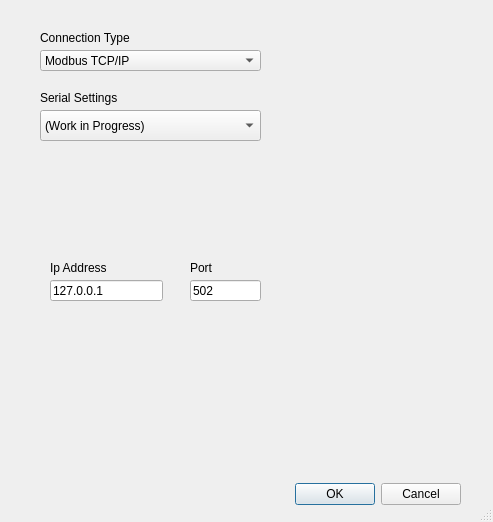
sweeboon/ModBusX, file modbusx/ui/connect_dialog.ui: the form before one commit.
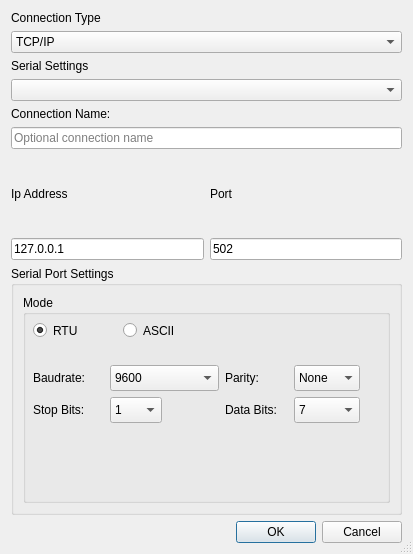
The form after the commit.

Patch:
```diff
--- a/modbusx/ui/connect_dialog.ui
+++ b/modbusx/ui/connect_dialog.ui
@@ -6,8 +6,8 @@
    <rect>
     <x>0</x>
     <y>0</y>
-    <width>493</width>
-    <height>522</height>
+    <width>413</width>
+    <height>554</height>
    </rect>
   </property>
   <property name="font">
@@ -27,175 +27,352 @@
   <property name="modal">
    <bool>false</bool>
   </property>
-  <widget class="QDialogButtonBox" name="connectButton">
-   <property name="geometry">
-    <rect>
-     <x>110</x>
-     <y>480</y>
-     <width>351</width>
-     <height>28</height>
-    </rect>
-   </property>
-   <property name="standardButtons">
-    <set>QDialogButtonBox::Cancel|QDialogButtonBox::Ok</set>
-   </property>
-  </widget>
-  <widget class="QComboBox" name="comboBox">
-   <property name="geometry">
-    <rect>
-     <x>40</x>
-     <y>50</y>
-     <width>221</width>
-     <height>21</height>
-    </rect>
-   </property>
-   <property name="font">
-    <font>
-     <family>Yu Gothic UI</family>
-    </font>
-   </property>
-   <item>
-    <property name="text">
-     <string>Modbus TCP/IP</string>
-    </property>
+  <layout class="QGridLayout" name="gridLayout_2">
+   <item row="3" column="0">
+    <widget class="QDialogButtonBox" name="connectButton">
+     <property name="standardButtons">
+      <set>QDialogButtonBox::Cancel|QDialogButtonBox::Ok</set>
+     </property>
+    </widget>
    </item>
-   <item>
-    <property name="text">
-     <string>TBD</string>
-    </property>
+   <item row="0" column="0">
+    <layout class="QGridLayout" name="gridLayout_3">
+     <item row="1" column="0">
+      <layout class="QHBoxLayout" name="horizontalLayout">
+       <item>
+        <layout class="QVBoxLayout" name="verticalLayout_2">
+         <item>
+          <widget class="QLabel" name="label_3">
+           <property name="font">
+            <font>
+             <family>Yu Gothic UI</family>
+             <pointsize>9</pointsize>
+            </font>
+           </property>
+           <property name="text">
+            <string>Ip Address</string>
+           </property>
+          </widget>
+         </item>
+         <item>
+          <widget class="QLineEdit" name="ipAddress">
+           <property name="text">
+            <string>127.0.0.1</string>
+           </property>
+          </widget>
+         </item>
+        </layout>
+       </item>
+       <item>
+        <layout class="QVBoxLayout" name="verticalLayout_3">
+         <item>
+          <widget class="QLabel" name="label_4">
+           <property name="font">
+            <font>
+             <family>Yu Gothic UI</family>
+             <pointsize>9</pointsize>
+            </font>
+           </property>
+           <property name="text">
+            <string>Port</string>
+           </property>
+          </widget>
+         </item>
+         <item>
+          <widget class="QLineEdit" name="portNumber">
+           <property name="font">
+            <font>
+             <family>Yu Gothic UI</family>
+             <pointsize>9</pointsize>
+            </font>
+           </property>
+           <property name="text">
+            <string>502</string>
+           </property>
+           <property name="clearButtonEnabled">
+            <bool>false</bool>
+           </property>
+          </widget>
+         </item>
+        </layout>
+       </item>
+      </layout>
+     </item>
+     <item row="0" column="0">
+      <layout class="QGridLayout" name="gridLayout_4">
+       <item row="3" column="0">
+        <widget class="QComboBox" name="com_port_combo">
+         <property name="font">
+          <font>
+           <family>Yu Gothic UI</family>
+          </font>
+         </property>
+         <property name="editable">
+          <bool>false</bool>
+         </property>
+        </widget>
+       </item>
+       <item row="5" column="0">
+        <widget class="QLineEdit" name="connection_name">
+         <property name="placeholderText">
+          <string>Optional connection name</string>
+         </property>
+        </widget>
+       </item>
+       <item row="1" column="0">
+        <widget class="QComboBox" name="protocol_combo">
+         <property name="font">
+          <font>
+           <family>Yu Gothic UI</family>
+          </font>
+         </property>
+         <item>
+          <property name="text">
+           <string>TCP/IP</string>
+          </property>
+         </item>
+         <item>
+          <property name="text">
+           <string>Serial Port</string>
+          </property>
+         </item>
+        </widget>
+       </item>
+       <item row="4" column="0">
+        <widget class="QLabel" name="label_10">
+         <property name="text">
+          <string>Connection Name:</string>
+         </property>
+        </widget>
+       </item>
+       <item row="0" column="0">
+        <widget class="QLabel" name="label">
+         <property name="font">
+          <font>
+           <family>Yu Gothic UI</family>
+           <pointsize>9</pointsize>
+          </font>
+         </property>
+         <property name="text">
+          <string>Connection Type</string>
+         </property>
+        </widget>
+       </item>
+       <item row="2" column="0">
+        <widget class="QLabel" name="label_2">
+         <property name="font">
+          <font>
+           <family>Yu Gothic UI</family>
+           <pointsize>9</pointsize>
+          </font>
+         </property>
+         <property name="text">
+          <string>Serial Settings</string>
+         </property>
+        </widget>
+       </item>
+      </layout>
+     </item>
+    </layout>
    </item>
-  </widget>
-  <widget class="QLabel" name="label">
-   <property name="geometry">
-    <rect>
-     <x>40</x>
-     <y>30</y>
-     <width>131</width>
-     <height>16</height>
-    </rect>
-   </property>
-   <property name="font">
-    <font>
-     <family>Yu Gothic UI</family>
-     <pointsize>9</pointsize>
-    </font>
-   </property>
-   <property name="text">
-    <string>Connection Type</string>
-   </property>
-  </widget>
-  <widget class="QLabel" name="label_2">
-   <property name="geometry">
-    <rect>
-     <x>40</x>
-     <y>90</y>
-     <width>131</width>
-     <height>16</height>
-    </rect>
-   </property>
-   <property name="font">
-    <font>
-     <family>Yu Gothic UI</family>
-     <pointsize>9</pointsize>
-    </font>
-   </property>
-   <property name="text">
-    <string>Serial Settings</string>
-   </property>
-  </widget>
-  <widget class="QComboBox" name="comboBox_2">
-   <property name="geometry">
-    <rect>
-     <x>40</x>
-     <y>110</y>
-     <width>221</width>
-     <height>31</height>
-    </rect>
-   </property>
-   <property name="font">
-    <font>
-     <family>Yu Gothic UI</family>
-    </font>
-   </property>
-   <item>
-    <property name="text">
-     <string>(Work in Progress)</string>
-    </property>
+   <item row="1" column="0">
+    <widget class="QGroupBox" name="rtu_group">
+     <property name="title">
+      <string>Serial Port Settings</string>
+     </property>
+     <layout class="QGridLayout" name="gridLayout">
+      <item row="1" column="0" colspan="4">
+       <widget class="QGroupBox" name="mode_group">
+        <property name="title">
+         <string>Mode</string>
+        </property>
+        <widget class="QRadioButton" name="rtu_radio">
+         <property name="geometry">
+          <rect>
+           <x>10</x>
+           <y>20</y>
+           <width>71</width>
+           <height>31</height>
+          </rect>
+         </property>
+         <property name="text">
+          <string>RTU</string>
+         </property>
+         <property name="checked">
+          <bool>true</bool>
+         </property>
+        </widget>
+        <widget class="QRadioButton" name="ascii_radio">
+         <property name="geometry">
+          <rect>
+           <x>100</x>
+           <y>20</y>
+           <width>61</width>
+           <height>31</height>
+          </rect>
+         </property>
+         <property name="text">
+          <string>ASCII</string>
+         </property>
+        </widget>
+        <widget class="QComboBox" name="databits">
+         <property name="geometry">
+          <rect>
+           <x>271</x>
+           <y>102</y>
+           <width>66</width>
+           <height>26</height>
+          </rect>
+         </property>
+         <item>
+          <property name="text">
+           <string>7</string>
+          </property>
+         </item>
+         <item>
+          <property name="text">
+           <string>8</string>
+          </property>
+         </item>
+        </widget>
+        <widget class="QLabel" name="label_6">
+         <property name="geometry">
+          <rect>
+           <x>10</x>
+           <y>70</y>
+           <width>71</width>
+           <height>26</height>
+          </rect>
+         </property>
+         <property name="text">
+          <string>Baudrate:</string>
+         </property>
+        </widget>
+        <widget class="QLabel" name="label_7">
+         <property name="geometry">
+          <rect>
+           <x>202</x>
+           <y>70</y>
+           <width>63</width>
+           <height>26</height>
+          </rect>
+         </property>
+         <property name="text">
+          <string>Parity:</string>
+         </property>
+        </widget>
+        <widget class="QComboBox" name="parity">
+         <property name="geometry">
+          <rect>
+           <x>271</x>
+           <y>70</y>
+           <width>66</width>
+           <height>26</height>
+          </rect>
+         </property>
+         <item>
+          <property name="text">
+           <string>None</string>
+          </property>
+         </item>
+         <item>
+          <property name="text">
+           <string>Even</string>
+          </property>
+         </item>
+         <item>
+          <property name="text">
+           <string>Odd</string>
+          </property>
+         </item>
+        </widget>
+        <widget class="QComboBox" name="baudrate">
+         <property name="geometry">
+          <rect>
+           <x>87</x>
+           <y>70</y>
+           <width>109</width>
+           <height>26</height>
+          </rect>
+         </property>
+         <item>
+          <property name="text">
+           <string>9600</string>
+          </property>
+         </item>
+         <item>
+          <property name="text">
+           <string>19200</string>
+          </property>
+         </item>
+         <item>
+          <property name="text">
+           <string>38400</string>
+          </property>
+         </item>
+         <item>
+          <property name="text">
+           <string>57600</string>
+          </property>
+         </item>
+         <item>
+          <property name="text">
+           <string>115200</string>
+          </property>
+         </item>
+        </widget>
+        <widget class="QLabel" name="label_8">
+         <property name="geometry">
+          <rect>
+           <x>10</x>
+           <y>102</y>
+           <width>71</width>
+           <height>26</height>
+          </rect>
+         </property>
+         <property name="text">
+          <string>Stop Bits:</string>
+         </property>
+        </widget>
+        <widget class="QLabel" name="label_9">
+         <property name="geometry">
+          <rect>
+           <x>202</x>
+           <y>102</y>
+           <width>63</width>
+           <height>26</height>
+          </rect>
+         </property>
+         <property name="text">
+          <string>Data Bits:</string>
+         </property>
+        </widget>
+        <widget class="QComboBox" name="stopbits">
+         <property name="geometry">
+          <rect>
+           <x>87</x>
+           <y>102</y>
+           <width>52</width>
+           <height>26</height>
+          </rect>
+         </property>
+         <item>
+          <property name="text">
+           <string>1</string>
+          </property>
+         </item>
+         <item>
+          <property name="text">
+           <string>2</string>
+          </property>
+         </item>
+        </widget>
+       </widget>
+      </item>
+     </layout>
+    </widget>
    </item>
-  </widget>
-  <widget class="QLabel" name="label_3">
-   <property name="geometry">
-    <rect>
-     <x>50</x>
-     <y>260</y>
-     <width>131</width>
-     <height>16</height>
-    </rect>
-   </property>
-   <property name="font">
-    <font>
-     <family>Yu Gothic UI</family>
-     <pointsize>9</pointsize>
-    </font>
-   </property>
-   <property name="text">
-    <string>Ip Address</string>
-   </property>
-  </widget>
-  <widget class="QLineEdit" name="portNumber">
-   <property name="geometry">
-    <rect>
-     <x>190</x>
-     <y>280</y>
-     <width>71</width>
-     <height>21</height>
-    </rect>
-   </property>
-   <property name="font">
-    <font>
-     <family>Yu Gothic UI</family>
-     <pointsize>9</pointsize>
-    </font>
-   </property>
-   <property name="text">
-    <string>502</string>
-   </property>
-   <property name="clearButtonEnabled">
-    <bool>false</bool>
-   </property>
-  </widget>
-  <widget class="QLabel" name="label_4">
-   <property name="geometry">
-    <rect>
-     <x>190</x>
-     <y>260</y>
-     <width>71</width>
-     <height>16</height>
-    </rect>
-   </property>
-   <property name="font">
-    <font>
-     <family>Yu Gothic UI</family>
-     <pointsize>9</pointsize>
-    </font>
-   </property>
-   <property name="text">
-    <string>Port</string>
-   </property>
-  </widget>
-  <widget class="QLineEdit" name="ipAddress">
-   <property name="geometry">
-    <rect>
-     <x>50</x>
-     <y>280</y>
-     <width>113</width>
-     <height>21</height>
-    </rect>
-   </property>
-   <property name="text">
-    <string>127.0.0.1</string>
-   </property>
-  </widget>
+  </layout>
  </widget>
  <resources/>
  <connections/>
```
